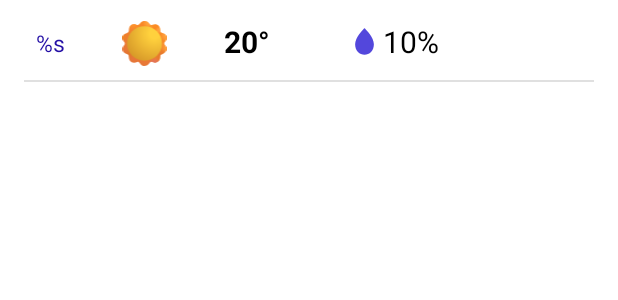
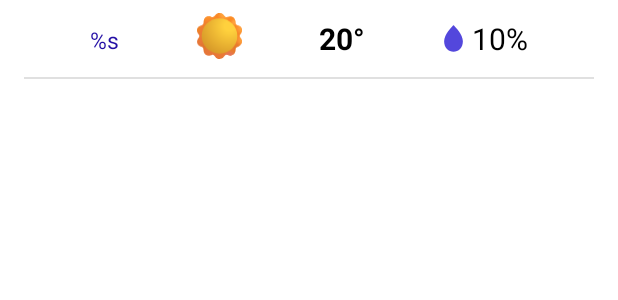
Before and after one commit to develhope/forecast_app_android3_team1, an Android app: the layout item_row.xml on its own in the app's theme, with its tools: preview values and no code run, on a phone screen of 412 x 824 dp. Shown: the top 300 px of the screen. Run offline under Robolectric (Android 15) with nearby library versions, the phone set to English and light mode, and no system bars.

Commit message:
center row layout

```diff
--- a/app/src/main/res/layout/item_row.xml
+++ b/app/src/main/res/layout/item_row.xml
@@ -4,27 +4,33 @@
     xmlns:tools="http://schemas.android.com/tools"
     android:layout_width="match_parent"
     android:layout_height="wrap_content"
-    android:orientation="horizontal"
-    >
+    android:orientation="horizontal">
 
     <!-- barra specifiche ora -->
+
+
+    <!-- divider -->
+
     <TextView
         android:id="@+id/today_time_textview"
         style="@style/styleRowTextHours"
         android:layout_width="wrap_content"
         android:layout_height="wrap_content"
-        android:layout_marginStart="@dimen/margin_24"
-        android:layout_marginTop="@dimen/margin_18"
+        android:layout_marginStart="8dp"
+        android:layout_marginTop="16dp"
         android:text="@string/ora_giorno"
+        app:layout_constraintEnd_toStartOf="@+id/icon_weather_imageview"
+        app:layout_constraintHorizontal_bias="0.5"
         app:layout_constraintStart_toStartOf="parent"
         app:layout_constraintTop_toTopOf="parent" />
 
     <ImageView
         android:id="@+id/icon_weather_imageview"
         android:layout_width="@dimen/margin_31"
-        android:layout_height="@dimen/margin_32"
-        android:layout_marginStart="@dimen/margin_38"
-        android:layout_marginTop="@dimen/margin_14"
+        android:layout_height="0dp"
+        android:layout_marginTop="8dp"
+        app:layout_constraintEnd_toStartOf="@+id/temperature_textview"
+        app:layout_constraintHorizontal_bias="0.5"
         app:layout_constraintStart_toEndOf="@+id/today_time_textview"
         app:layout_constraintTop_toTopOf="parent"
         tools:ignore="ImageContrastCheck"
@@ -35,27 +41,28 @@
         style="@style/styleRowTextTemperature"
         android:layout_width="wrap_content"
         android:layout_height="wrap_content"
-        android:layout_marginStart="@dimen/margin_38"
-        android:layout_marginTop="@dimen/margin_14"
+        android:layout_marginTop="12dp"
         android:text="@string/temperatura_giorno_20"
+        app:layout_constraintEnd_toStartOf="@+id/humidity_textview"
+        app:layout_constraintHorizontal_bias="0.5"
         app:layout_constraintStart_toEndOf="@+id/icon_weather_imageview"
         app:layout_constraintTop_toTopOf="parent" />
-
 
     <TextView
         android:id="@+id/humidity_textview"
         style="@style/styleRowTextHumidity"
         android:layout_width="wrap_content"
-        android:layout_height="wrap_content"
-        android:layout_marginStart="@dimen/margin_56"
-        android:layout_marginTop="@dimen/margin_14"
+        android:layout_height="27dp"
+        android:layout_marginTop="12dp"
+        android:layout_marginEnd="8dp"
         android:drawablePadding="@dimen/grandezza_5"
         android:text="@string/humidity_10"
         app:drawableStartCompat="@drawable/ic_icon_humidity"
+        app:layout_constraintEnd_toEndOf="parent"
+        app:layout_constraintHorizontal_bias="0.5"
         app:layout_constraintStart_toEndOf="@+id/temperature_textview"
         app:layout_constraintTop_toTopOf="parent" />
 
-    <!-- divider -->
     <com.google.android.material.divider.MaterialDivider
         android:id="@+id/divider"
         android:layout_width="match_parent"
```
